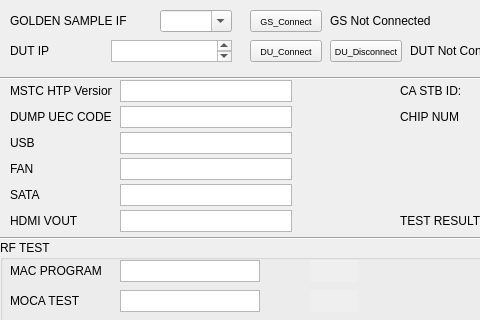
Qt form rftest.ui (gpsri/rftest) before a commit; both pictures show x 0 to 480 and y 0 to 320 of the 640 by 479 pixel window.
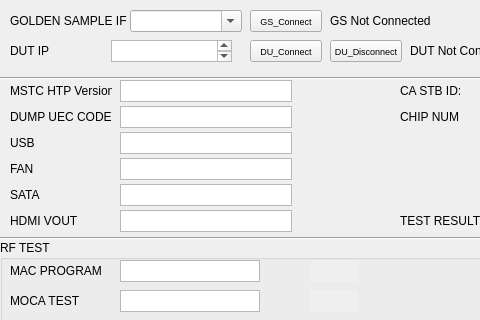
The same form after that commit.

Commit message: COM PORT read from PC Settings

```diff
--- a/rftest.ui
+++ b/rftest.ui
@@ -266,9 +266,9 @@
   <widget class="QComboBox" name="goldenSampleIfList">
    <property name="geometry">
     <rect>
-     <x>160</x>
+     <x>130</x>
      <y>10</y>
-     <width>72</width>
+     <width>112</width>
      <height>22</height>
     </rect>
    </property>
```
The commit also changes 2 other files.
